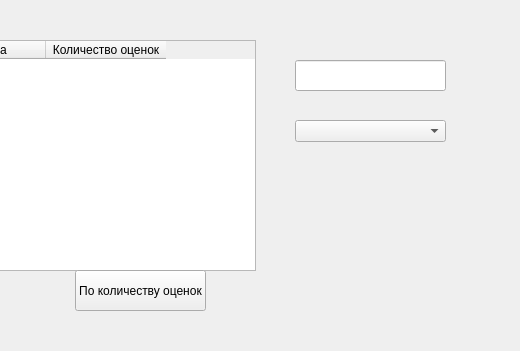
This is designers/search.ui in reasonDM/GameSearch as Qt 5 draws it before an edit; both pictures show x 345 to 865 and y 0 to 351 of the 865 by 600 pixel window. The edited form follows.
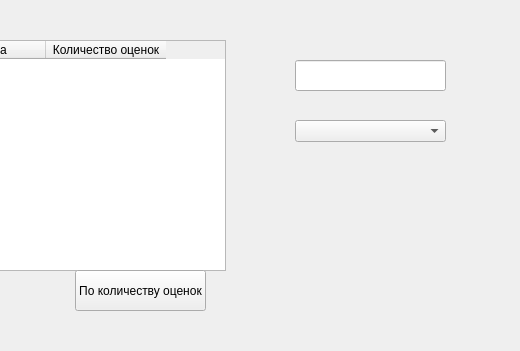
This is the edited form.

What changed in the file:
```diff
--- a/designers/search.ui
+++ b/designers/search.ui
@@ -32,7 +32,7 @@
      <rect>
       <x>30</x>
       <y>40</y>
-      <width>571</width>
+      <width>541</width>
       <height>231</height>
      </rect>
     </property>
```
